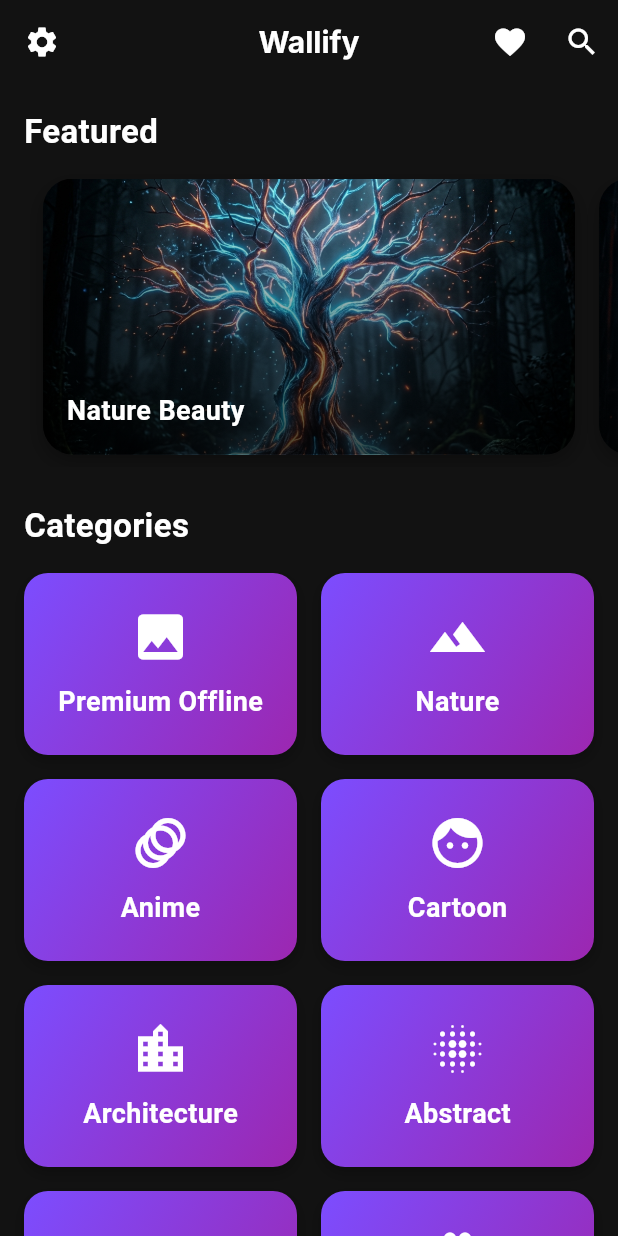
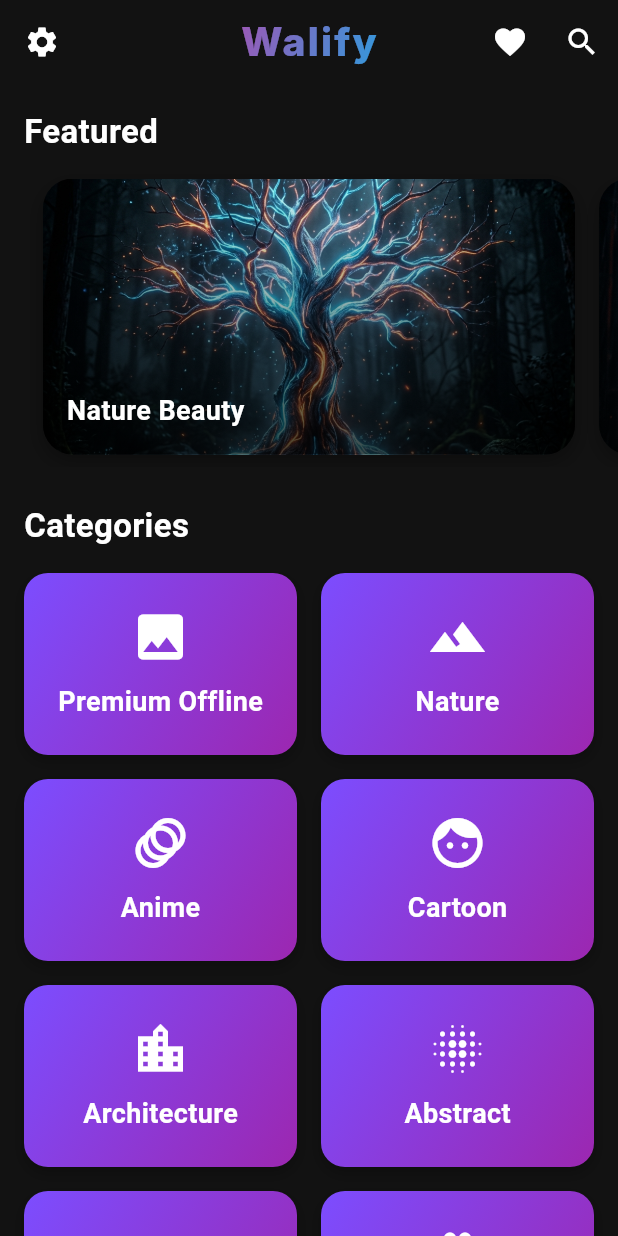
Before and after one commit to sufiyan454/Walify, a Flutter app: the screen it shows after launch, on a phone screen of 412 x 824 dp. Run offline on Flutter 3.47's test engine with Material 3 defaults, Android fonts, the phone set to English and light mode, and no system bars; our stand-ins replace cached_network_image, photo_view, shared_preferences, shimmer; missing offline and left inert: flutter_file_dialog, flutter_wallpaper_manager; Roboto replaces fonts that are missing (Inter).

Commit message:
feat: style app bar with gradient Walify branding

```diff
--- a/lib/features/wallpapers/presentation/screens/home_screen.dart
+++ b/lib/features/wallpapers/presentation/screens/home_screen.dart
@@ -18,7 +18,22 @@ class HomeScreen extends StatelessWidget {
 
     return Scaffold(
       appBar: AppBar(
-        title: const Text('Wallify'),
+        title: ShaderMask(
+          shaderCallback: (bounds) => const LinearGradient(
+            colors: [Color(0xFF9B59B6), Color(0xFF3498DB)],
+            begin: Alignment.topLeft,
+            end: Alignment.bottomRight,
+          ).createShader(bounds),
+          child: const Text(
+            'Walify',
+            style: TextStyle(
+              color: Colors.white,
+              fontSize: 26,
+              fontWeight: FontWeight.w800,
+              letterSpacing: 1.5,
+            ),
+          ),
+        ),
         leading: IconButton(
           icon: const Icon(Icons.settings),
           onPressed: () {
```
